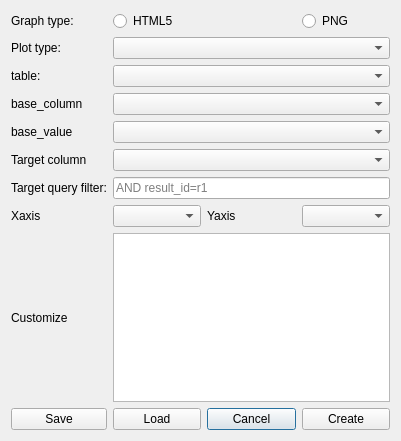
This is core/ui/my_toolbar/dlg_static.ui in Giswater/gw_plotmanage_plugin as Qt 5 draws it before an edit. The edited form follows.
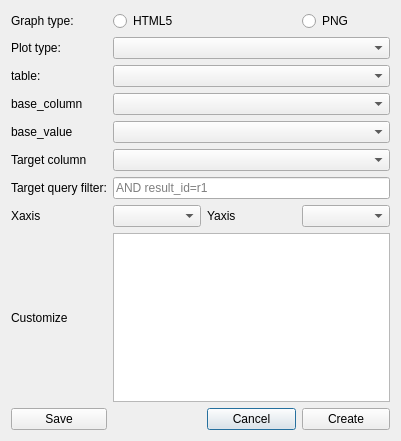
This is the edited form.

The edit to the form file:
```diff
--- a/core/ui/my_toolbar/dlg_static.ui
+++ b/core/ui/my_toolbar/dlg_static.ui
@@ -125,13 +125,6 @@
        </property>
       </widget>
      </item>
-     <item row="11" column="1">
-      <widget class="QPushButton" name="btn_load">
-       <property name="text">
-        <string>Load</string>
-       </property>
-      </widget>
-     </item>
      <item row="8" column="1" colspan="3">
       <widget class="QLineEdit" name="le_target">
        <property name="placeholderText">
```
